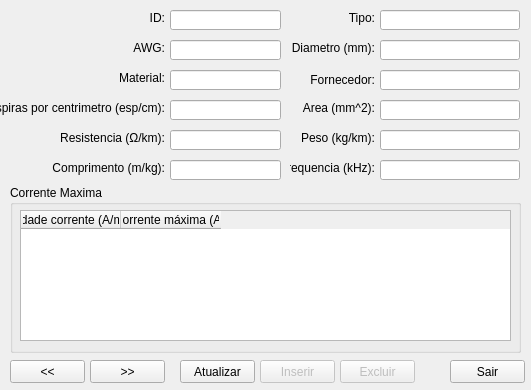
Qt form windows/windowwire.ui (KyryIx/Helena) before a commit.
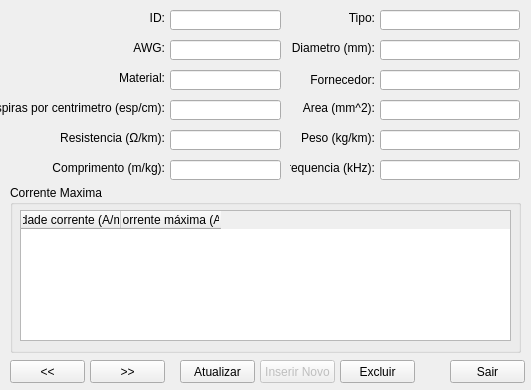
The same form after that commit. Icons and pictures are not drawn.

```diff
--- a/windows/windowwire.ui
+++ b/windows/windowwire.ui
@@ -159,7 +159,7 @@
     </rect>
    </property>
    <property name="text">
-    <string>Inserir</string>
+    <string>Inserir Novo</string>
    </property>
   </widget>
   <widget class="QPushButton" name="pushButton_before">
@@ -450,7 +450,7 @@
   </widget>
   <widget class="QPushButton" name="pushButton_delete">
    <property name="enabled">
-    <bool>false</bool>
+    <bool>true</bool>
    </property>
    <property name="geometry">
     <rect>
```
